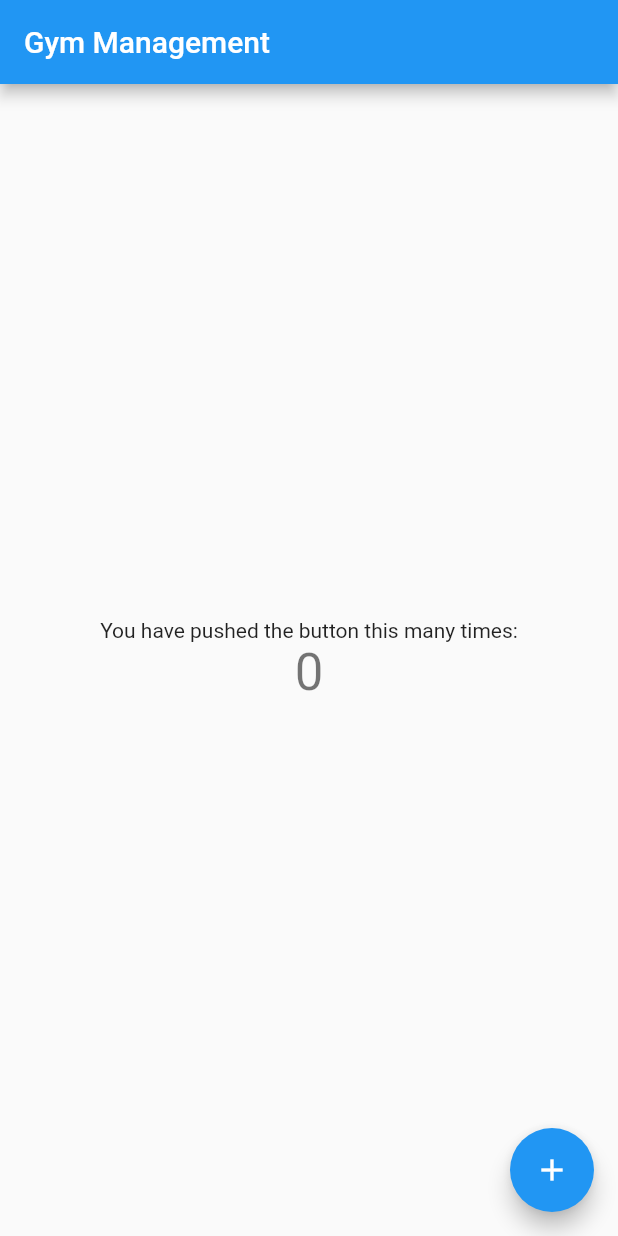
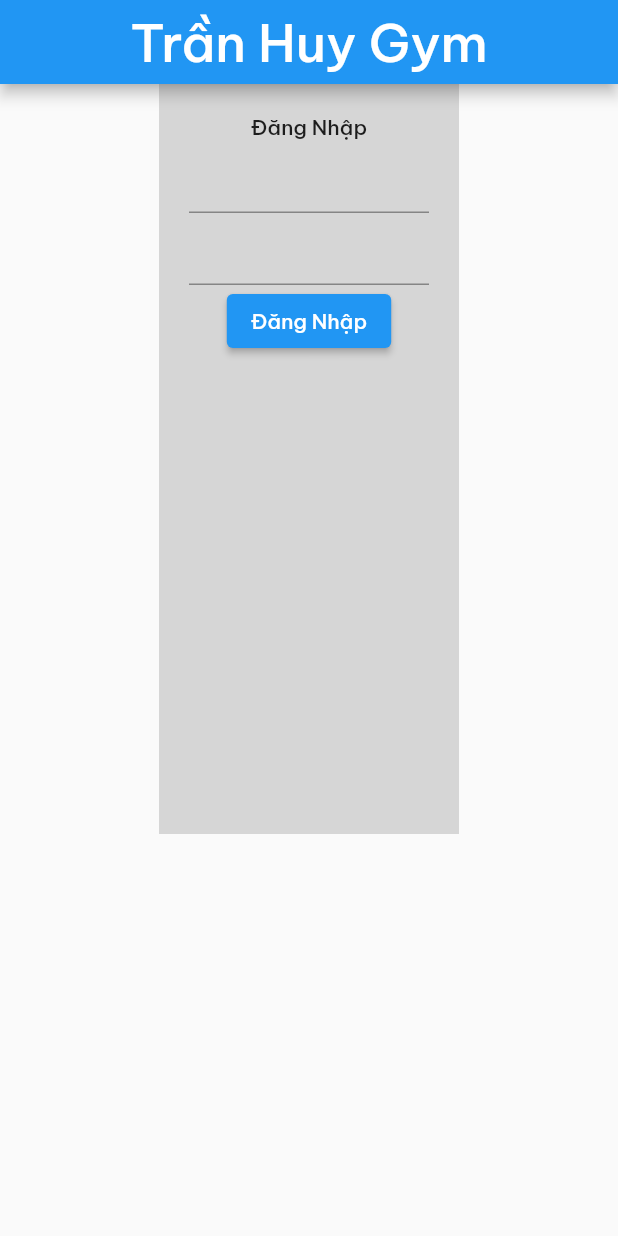
Before and after one commit to TranHuyZIT/GymManagementClient, a Flutter app: the screen it shows after launch, on a phone screen of 412 x 824 dp. Run offline on Flutter 3.47's test engine with Material 2 defaults, Android fonts, the phone set to English and light mode, and no system bars; our stand-ins replace device_preview.

Commit message:
updated view for login page

```diff
--- a/lib/main.dart
+++ b/lib/main.dart
@@ -1,6 +1,7 @@
 import 'package:flutter/foundation.dart';
 import 'package:flutter/material.dart';
 import 'package:device_preview/device_preview.dart';
+import 'package:frontend/pages/Authentication/Login.dart';
 import 'package:frontend/pages/MyHomepage.dart';
 
 void main() {
@@ -18,12 +19,10 @@ class MyApp extends StatelessWidget {
   Widget build(BuildContext context) {
     return MaterialApp(
       title: 'Flutter Demo',
-      theme: ThemeData(
-        primarySwatch: Colors.blue,
-      ),
+      theme: ThemeData(primarySwatch: Colors.blue, fontFamily: "BeVietnamPro"),
       initialRoute: "/login",
       routes: {
-        "/login": (context) => const MyHomePage(title: "Gym Management"),
+        "/login": (context) => const Login(),
         "/home": (context) => const MyHomePage(title: "Gym Management")
       },
     );
--- /dev/null
+++ b/lib/pages/Authentication/Login.dart
@@ -0,0 +1,68 @@
+import 'package:flutter/material.dart';
+
+final _formKey = GlobalKey<FormState>();
+
+class Login extends StatelessWidget {
+  const Login({super.key});
+
+  @override
+  Widget build(BuildContext context) {
+    return Scaffold(
+        appBar: AppBar(
+          title: const Center(
+            child: Text(
+              "Trần Huy Gym",
+              style: TextStyle(fontFamily: "BeVietnamPro", fontSize: 35),
+            ),
+          ),
+        ),
+        body: Container(
+          height: 500,
+          width: double.infinity,
+          alignment: Alignment.center,
+          child: Container(
+            padding: const EdgeInsets.all(20),
+            width: 200,
+            color: Colors.grey[350],
+            child: Column(
+                crossAxisAlignment: CrossAxisAlignment.center,
+                mainAxisAlignment: MainAxisAlignment.start,
+                children: <Widget>[
+                  Container(
+                    child: const Text("Đăng Nhập"),
+                  ),
+                  Form(
+                    key: _formKey,
+                    child: Column(children: [
+                      TextFormField(
+                        validator: (value) {
+                          if (value == null || value.isEmpty) {
+                            return "Nhập vào tài khoản";
+                          }
+                          return null;
+                        },
+                      ),
+                      TextFormField(
+                        validator: (value) {
+                          if (value == null || value.isEmpty) {
+                            return "Nhập vào mật khẩu";
+                          }
+                          return null;
+                        },
+                      ),
+                      ElevatedButton(
+                          onPressed: () {
+                            if (_formKey.currentState!.validate()) {
+                              ScaffoldMessenger.of(context).showSnackBar(
+                                  const SnackBar(
+                                      content: Text("Đăng nhập thành công")));
+                            }
+                          },
+                          child: const Text("Đăng Nhập"))
+                    ]),
+                  )
+                ]),
+          ),
+        ));
+  }
+}
```
Also changed, not shown: pubspec.yaml (+7 -14 lines), assets/fonts/BeVietnamPro-Medium.ttf (added).
